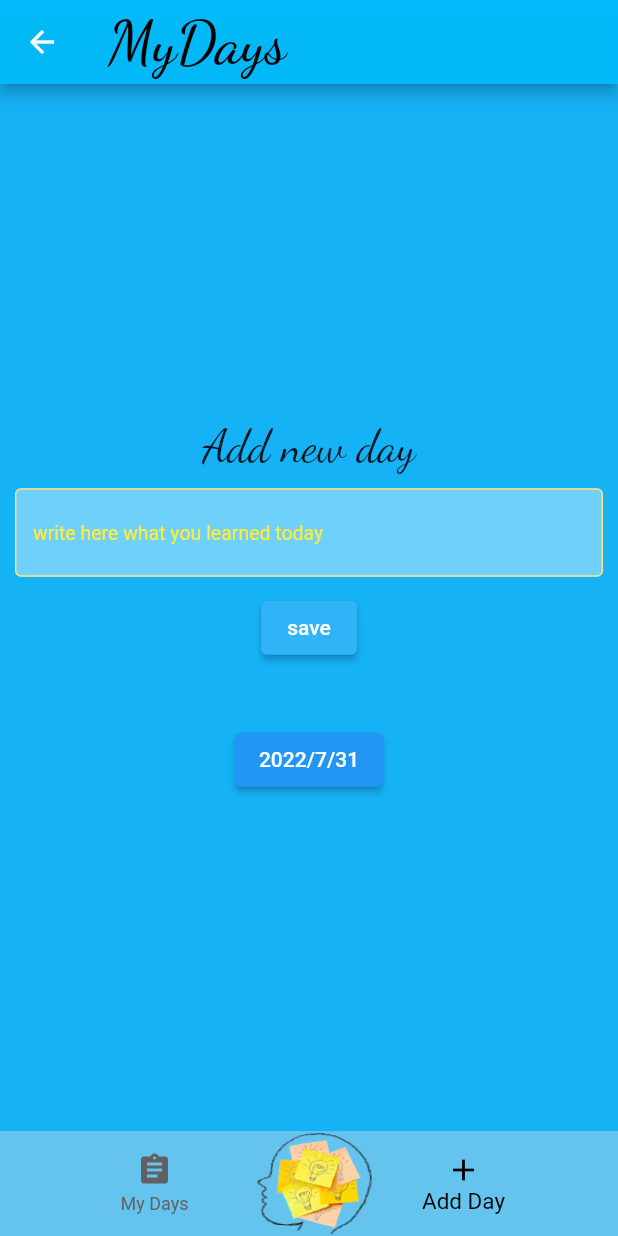
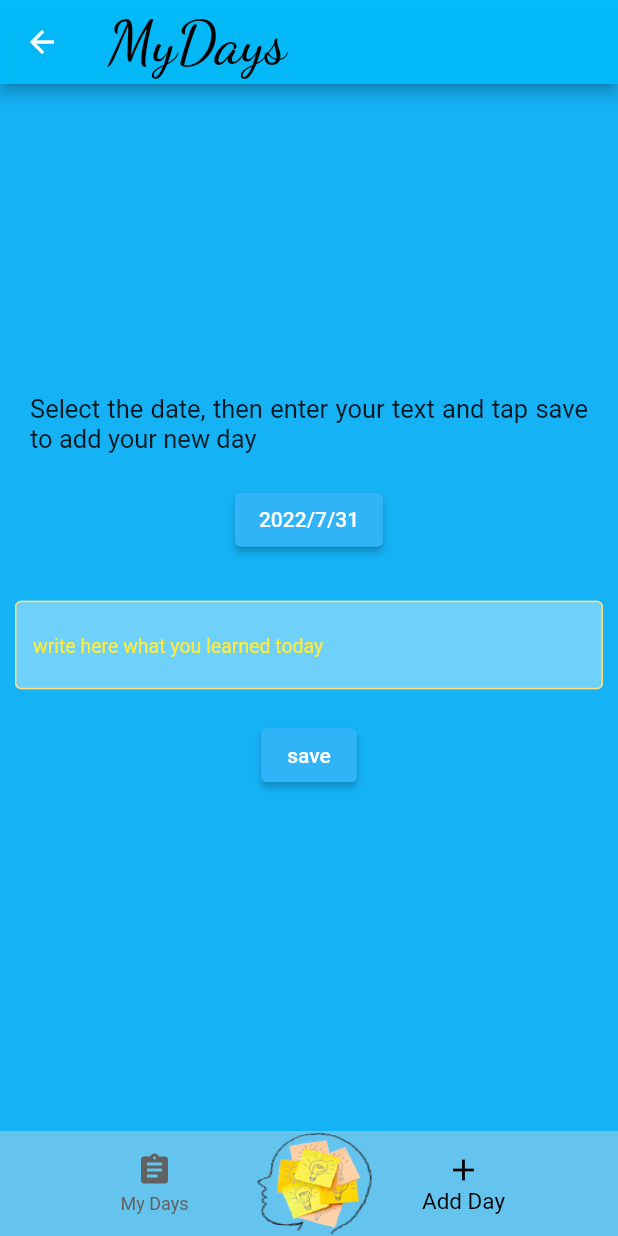
Before and after one commit to pilchsebastian88/my_days, a Flutter app: the MyDaysPage screen opened directly, item 2 of the bottom bar chosen, on a phone screen of 412 x 824 dp. Run offline on Flutter 3.47's test engine with Material 2 defaults, Android fonts, the light colour scheme and no system bars; our stand-ins replace cloud_firestore, firebase_auth, firebase_core, flutter_rating_bar, google_fonts; accounts and stored records are empty.

Commit message:
Move date button and add text info

```diff
--- a/lib/home/my_days/add_my_days_page_content.dart
+++ b/lib/home/my_days/add_my_days_page_content.dart
@@ -1,6 +1,5 @@
 import 'package:cloud_firestore/cloud_firestore.dart';
 import 'package:flutter/material.dart';
-import 'package:google_fonts/google_fonts.dart';
 
 class AddMyDaysPageContent extends StatefulWidget {
   const AddMyDaysPageContent({
@@ -24,12 +23,32 @@ class _AddMyDaysPageContentState extends State<AddMyDaysPageContent> {
       child: Column(
         mainAxisAlignment: MainAxisAlignment.center,
         children: [
-          Text(
-            'Add new day',
-            style: GoogleFonts.dancingScript(
-              fontSize: 30,
+          const Padding(
+            padding: EdgeInsets.all(20.0),
+            child: Text(
+              'Select the date, then enter your text and tap save to add your new day',
+              textAlign: TextAlign.justify,
+              style: TextStyle(fontSize: 17),
             ),
           ),
+          ElevatedButton(
+            style: ElevatedButton.styleFrom(
+                primary: const Color.fromARGB(255, 48, 180, 247)),
+            onPressed: () async {
+              DateTime? newDate = await showDatePicker(
+                context: context,
+                initialDate: date,
+                firstDate: DateTime(2020),
+                lastDate: DateTime(2100),
+              );
+              if (newDate == null) return;
+              setState(() {
+                date = newDate;
+              });
+            },
+            child: Text('${date.year}/${date.month}/${date.day}'),
+          ),
+          const SizedBox(height: 20),
           Padding(
             padding: const EdgeInsets.all(10.0),
             child: TextField(
@@ -59,6 +78,7 @@ class _AddMyDaysPageContentState extends State<AddMyDaysPageContent> {
               cursorColor: Colors.black,
             ),
           ),
+          const SizedBox(height: 10),
           Column(
             children: [
               ElevatedButton(
@@ -103,21 +123,6 @@ class _AddMyDaysPageContentState extends State<AddMyDaysPageContent> {
               ),
               const SizedBox(height: 20),
               const SizedBox(height: 20),
-              ElevatedButton(
-                onPressed: () async {
-                  DateTime? newDate = await showDatePicker(
-                    context: context,
-                    initialDate: date,
-                    firstDate: DateTime(2020),
-                    lastDate: DateTime(2100),
-                  );
-                  if (newDate == null) return;
-                  setState(() {
-                    date = newDate;
-                  });
-                },
-                child: Text('${date.year}/${date.month}/${date.day}'),
-              ),
             ],
           ),
         ],
```
